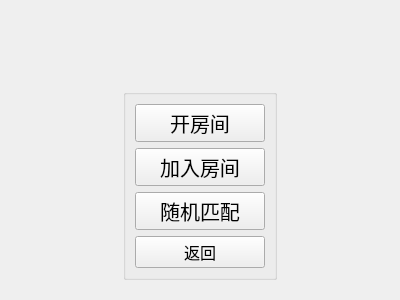
The window that client/gomokuClient/onlinechoicewidget.ui (ELUT1111/Gomoku) describes before a commit, drawn with Qt 5.
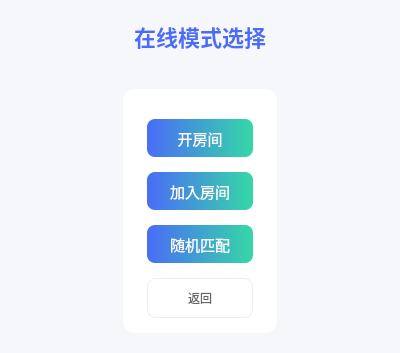
The same window after the commit.

```diff
--- a/client/gomokuClient/onlinechoicewidget.ui
+++ b/client/gomokuClient/onlinechoicewidget.ui
@@ -13,9 +13,95 @@
   <property name="windowTitle">
    <string>Form</string>
   </property>
-  <layout class="QVBoxLayout" name="verticalLayout_3" stretch="1,2">
+  <!-- 全局样式：与整套界面风格统一 -->
+  <property name="styleSheet">
+   <string notr="true">
+    /* 全局基础样式 */
+    QWidget {
+     background-color: #F5F7FA;
+     font-family: "Microsoft YaHei";
+     font-size: 14px;
+    }
+    /* 分组框样式：卡片化、圆角、阴影 */
+    QGroupBox#groupBox {
+     border: none;
+     background-color: white;
+     border-radius: 12px;
+     box-shadow: 0 2px 10px rgba(0,0,0,0.06);
+     margin-top: 10px;
+     padding-top: 15px;
+    }
+    /* 分组框标题（隐藏） */
+    QGroupBox#groupBox::title {
+     subcontrol-origin: margin;
+     subcontrol-position: top center;
+     padding: 0 10px;
+     color: transparent;
+    }
+    /* 功能按钮通用样式 */
+    QPushButton {
+     border-radius: 8px;
+     border: none;
+     font-size: 15px;
+     height: 38px;
+     margin: 6px 15px;
+    }
+    /* 核心功能按钮（开房间/加入房间/随机匹配） */
+    QPushButton#addRoomButton, QPushButton#JoinRoomButton, QPushButton#searchGameButton {
+     background: qlineargradient(x1:0, y1:0, x2:1, y2:0, stop:0 #4A6CF7, stop:1 #35D8A6);
+     color: white;
+    }
+    QPushButton#addRoomButton:hover, QPushButton#JoinRoomButton:hover, QPushButton#searchGameButton:hover {
+     background: qlineargradient(x1:0, y1:0, x2:1, y2:0, stop:0 #3A5CE7, stop:1 #2BC896);
+    }
+    /* 次要按钮（返回） */
+    QPushButton#returnButton_2 {
+     background-color: white;
+     color: #666666;
+     border: 1px solid #EEEEEE;
+     font-size: 12px;
+    }
+    QPushButton#returnButton_2:hover {
+     background-color: #F8F8F8;
+     color: #FF6B6B;
+     border-color: #FFE6E6;
+    }
+    /* 标题样式 */
+    QLabel#lblOnlineTitle {
+     font-size: 22px;
+     font-weight: bold;
+     color: #4A6CF7;
+     alignment: center;
+    }
+   </string>
+  </property>
+  <!-- 保留原有布局结构，仅优化边距和间距 -->
+  <layout class="QVBoxLayout" name="verticalLayout_3" stretch="1,3">
+   <property name="contentsMargins">
+    <set>20 20 20 20</set>
+   </property>
+   <property name="spacing">
+    <number>8</number>
+   </property>
    <item>
-    <widget class="QWidget" name="widget" native="true"/>
+    <widget class="QWidget" name="widget" native="true">
+     <!-- 新增标题（仅美化，不影响原有逻辑） -->
+     <layout class="QHBoxLayout" name="horizontalLayoutTitle">
+      <property name="contentsMargins">
+       <set>0 0 0 0</set>
+      </property>
+      <item>
+       <widget class="QLabel" name="lblOnlineTitle">
+        <property name="text">
+         <string>在线模式选择</string>
+        </property>
+        <property name="alignment">
+         <set>Qt::AlignCenter</set>
+        </property>
+       </widget>
+      </item>
+     </layout>
+    </widget>
    </item>
    <item>
     <widget class="QWidget" name="widget_2" native="true">
@@ -39,6 +125,13 @@
          <string/>
         </property>
         <layout class="QVBoxLayout" name="verticalLayout_4">
+         <property name="contentsMargins">
+          <set>10 10 10 10</set>
+         </property>
+         <property name="spacing">
+          <number>3</number>
+         </property>
+         <!-- 保留所有原有按钮，仅优化样式 -->
          <item>
           <widget class="QPushButton" name="addRoomButton">
            <property name="sizePolicy">
```
Left out of the diff: 5 changed lines with no effect on the pictures.
